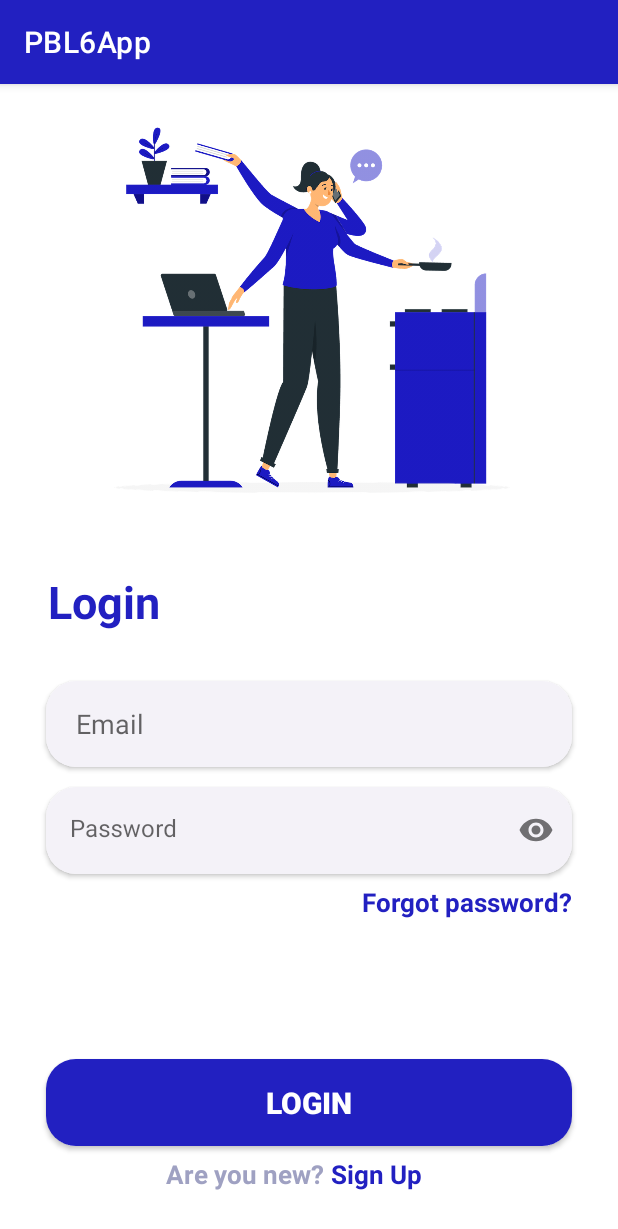
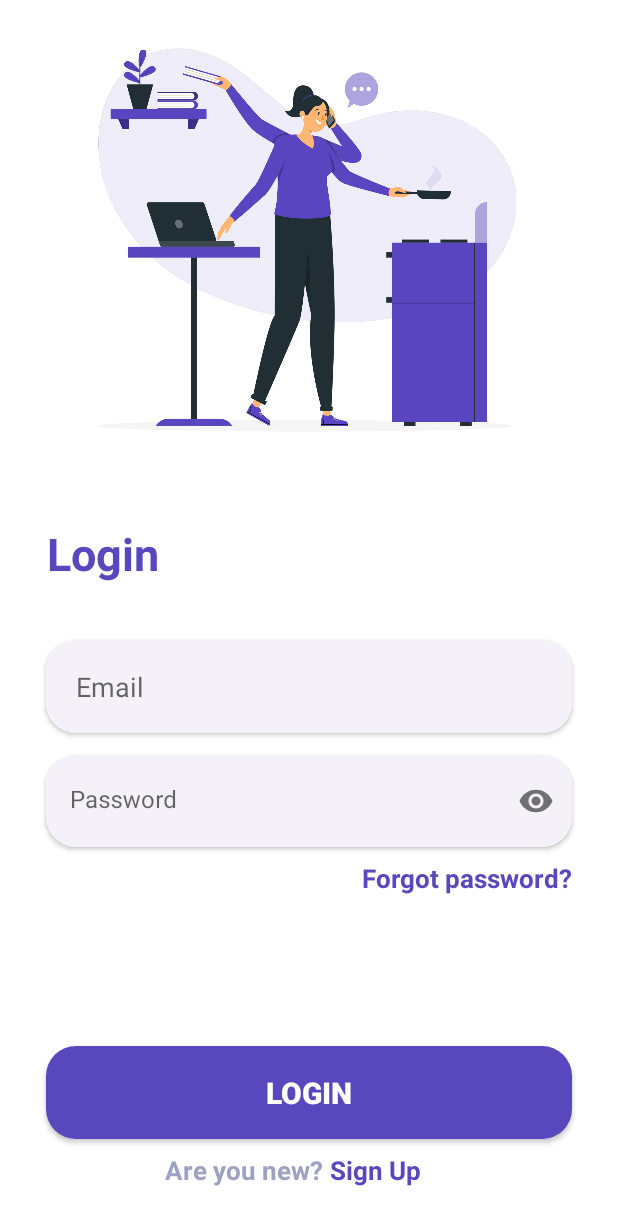
Before and after one commit to dttuyen260701/causualApp, an Android app: the screen it shows after launch (LoginActivity), on a phone screen of 412 x 824 dp. Shown: the top 1229 px of the screen. Run offline under Robolectric (Android 15) with nearby library versions, the light colour scheme and no system bars.

Commit message:
update UI Login Screen

```diff
--- a/mobile/app/src/main/res/values-night/themes.xml
+++ b/mobile/app/src/main/res/values-night/themes.xml
@@ -1,6 +1,6 @@
 <resources xmlns:tools="http://schemas.android.com/tools">
     <!-- Base application theme. -->
-    <style name="Theme.PBL6App" parent="Theme.MaterialComponents.DayNight.DarkActionBar">
+    <style name="Theme.PBL6App" parent="Theme.MaterialComponents.DayNight.NoActionBar">
         <!-- Primary brand color. -->
         <item name="colorPrimary">@color/purple_200</item>
         <item name="colorPrimaryVariant">@color/purple_700</item>
--- a/mobile/app/src/main/res/values/colors.xml
+++ b/mobile/app/src/main/res/values/colors.xml
@@ -7,10 +7,11 @@
     <color name="teal_700">#FF018786</color>
     <color name="black">#FF000000</color>
     <color name="white">#FFFFFFFF</color>
-    <color name="primaryColor">#2220C1</color>
+    <color name="primaryColor">#5947BE</color>
     <color name="darkPurple">#39274F</color>
     <color name="lightPurple">#F4F2F8</color>
     <color name="greyPurple">#9FA1C2</color>
 
-
+<!--    3a30a3-->
+<!--    6a5f9-->
 </resources>
--- a/mobile/app/src/main/res/values/themes.xml
+++ b/mobile/app/src/main/res/values/themes.xml
@@ -1,6 +1,6 @@
 <resources xmlns:tools="http://schemas.android.com/tools">
     <!-- Base application theme. -->
-    <style name="Theme.PBL6App" parent="Theme.MaterialComponents.DayNight.DarkActionBar">
+    <style name="Theme.PBL6App" parent="Theme.MaterialComponents.DayNight.NoActionBar">
         <!-- Primary brand color. -->
         <item name="colorPrimary">@color/primaryColor</item>
         <item name="colorPrimaryVariant">@color/primaryColor</item>
```
Also changed, not shown: mobile/app/src/main/res/drawable-v24/login.png (deleted), mobile/app/src/main/res/drawable/login.png (added).
